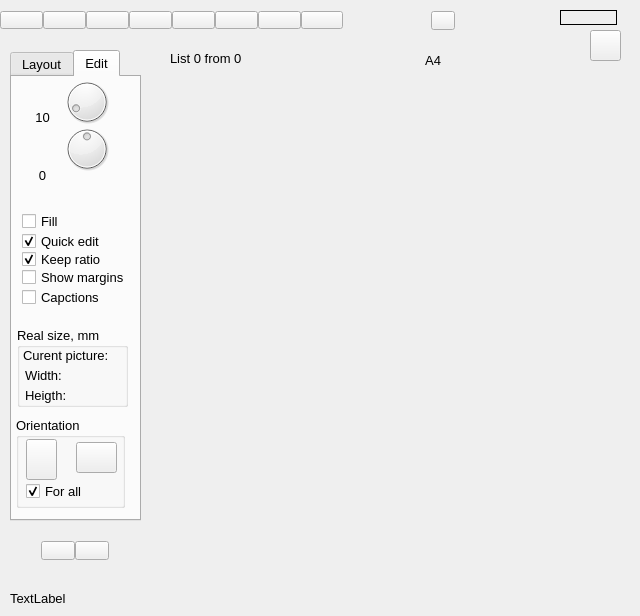
Before: the Qt Designer form mainwindow.ui in viktand/vap4, drawn with Qt 5.
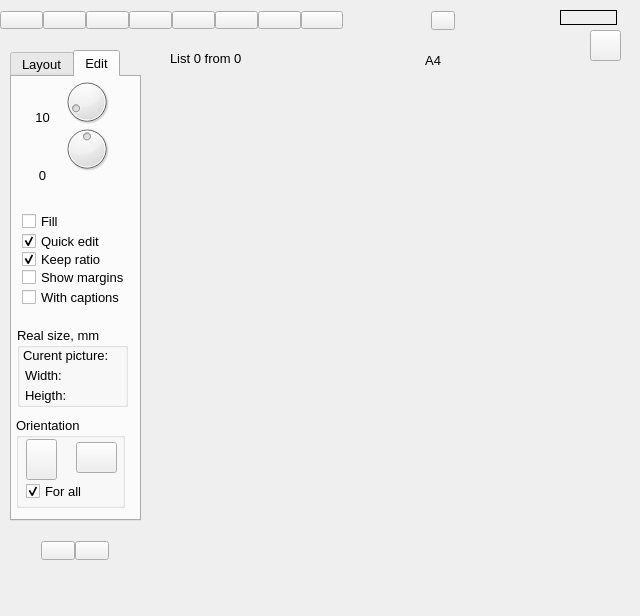
After: the same form once the commit is applied. The open tabs and pages were chosen to show the change. Icons and pictures are not drawn.

```diff
--- a/mainwindow.ui
+++ b/mainwindow.ui
@@ -1020,7 +1020,7 @@
        </rect>
       </property>
       <property name="text">
-       <string>Capctions</string>
+       <string>With captions</string>
       </property>
      </widget>
     </widget>
@@ -1126,19 +1126,6 @@
      </item>
     </layout>
    </widget>
-   <widget class="QLabel" name="label_8">
-    <property name="geometry">
-     <rect>
-      <x>10</x>
-      <y>590</y>
-      <width>611</width>
-      <height>16</height>
-     </rect>
-    </property>
-    <property name="text">
-     <string>TextLabel</string>
-    </property>
-   </widget>
    <zorder>list</zorder>
    <zorder>horizontalLayoutWidget</zorder>
    <zorder>sheet</zorder>
```
Left out of the diff: 75 changed lines with no effect on the pictures.
